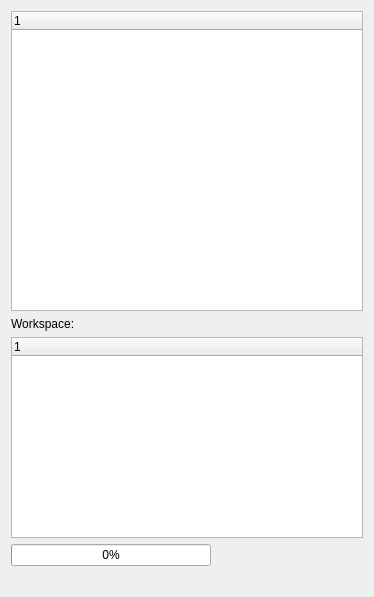
Old version of the form trunk/edr/src/plugins/communication/ui/CommunicationWidgetEx.ui in the repository mk4me/hm-mde-one.
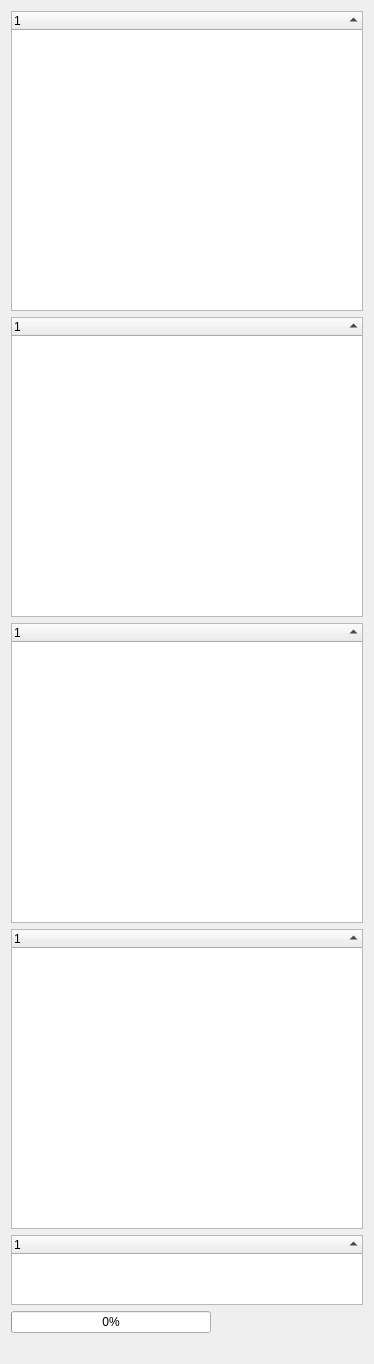
New version of the form.

Commit message: -poprawki w widoku CS -budowanie workspace wedlug schematu: *mocap   *trial   *trial *emg   *trial   *trial *grf   *trial   *trial *video   *trial   *trial

Diff of the .ui file:
```diff
--- a/trunk/edr/src/plugins/communication/ui/CommunicationWidgetEx.ui
+++ b/trunk/edr/src/plugins/communication/ui/CommunicationWidgetEx.ui
@@ -7,7 +7,7 @@
     <x>0</x>
     <y>0</y>
     <width>374</width>
-    <height>597</height>
+    <height>1072</height>
    </rect>
   </property>
   <property name="contextMenuPolicy">
@@ -31,6 +31,9 @@
      <property name="contextMenuPolicy">
       <enum>Qt::CustomContextMenu</enum>
      </property>
+     <property name="sortingEnabled">
+      <bool>true</bool>
+     </property>
      <column>
       <property name="text">
        <string notr="true">1</string>
@@ -39,9 +42,50 @@
     </widget>
    </item>
    <item>
-    <widget class="QLabel" name="label">
-     <property name="text">
-      <string>Workspace:</string>
+    <widget class="QTreeWidget" name="trialView">
+     <property name="minimumSize">
+      <size>
+       <width>0</width>
+       <height>300</height>
+      </size>
+     </property>
+     <property name="contextMenuPolicy">
+      <enum>Qt::CustomContextMenu</enum>
+     </property>
+     <property name="sortingEnabled">
+      <bool>true</bool>
+     </property>
+    </widget>
+   </item>
+   <item>
+    <widget class="QTreeWidget" name="performerView">
+     <property name="minimumSize">
+      <size>
+       <width>0</width>
+       <height>300</height>
+      </size>
+     </property>
+     <property name="contextMenuPolicy">
+      <enum>Qt::CustomContextMenu</enum>
+     </property>
+     <property name="sortingEnabled">
+      <bool>true</bool>
+     </property>
+    </widget>
+   </item>
+   <item>
+    <widget class="QTreeWidget" name="localView">
+     <property name="minimumSize">
+      <size>
+       <width>0</width>
+       <height>300</height>
+      </size>
+     </property>
+     <property name="contextMenuPolicy">
+      <enum>Qt::CustomContextMenu</enum>
+     </property>
+     <property name="sortingEnabled">
+      <bool>true</bool>
      </property>
     </widget>
    </item>
@@ -50,6 +94,9 @@
      <property name="contextMenuPolicy">
       <enum>Qt::DefaultContextMenu</enum>
      </property>
+     <property name="sortingEnabled">
+      <bool>true</bool>
+     </property>
      <column>
       <property name="text">
        <string notr="true">1</string>
```
Left out of the diff: 116 changed lines with no effect on the pictures. The commit also changes 2 other files.
